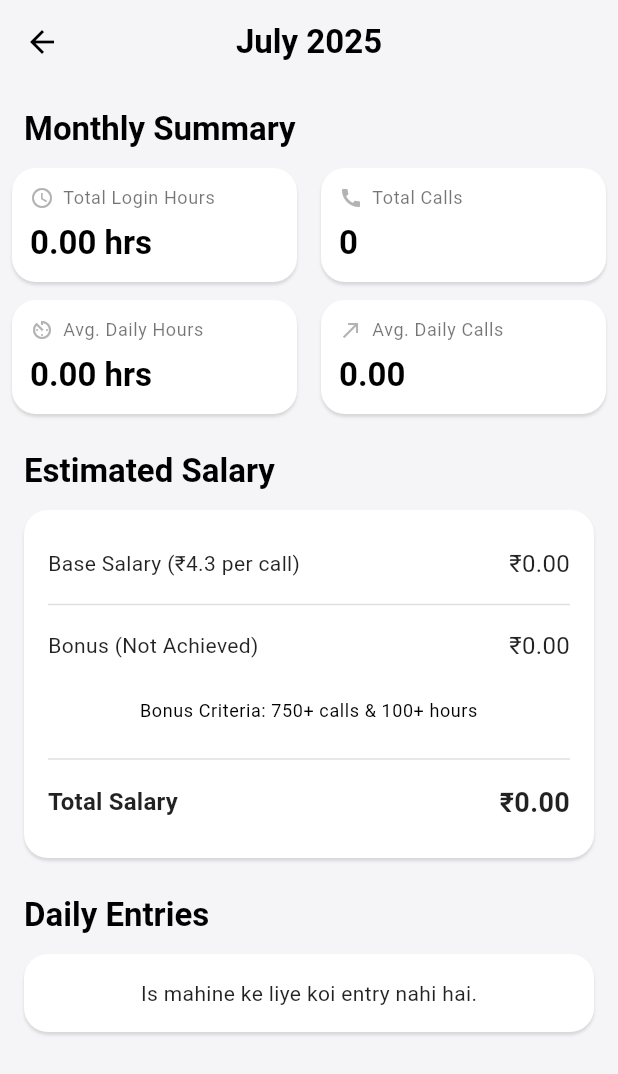
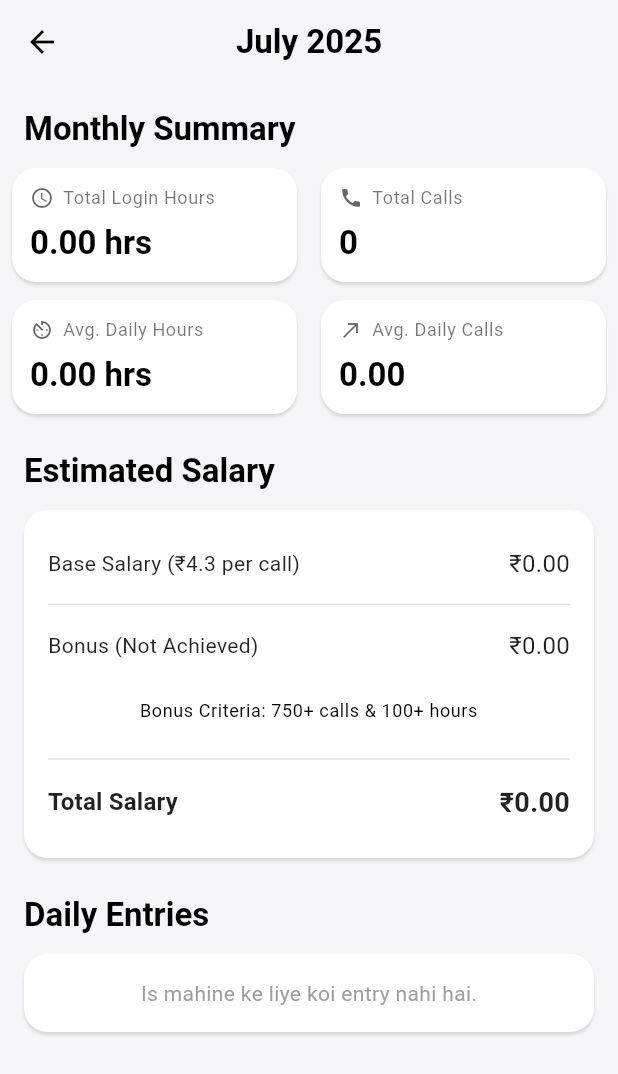
Before and after one commit to suvojit213/Dishtv-Agent-Trackerapp, a Flutter app: the screen it shows after launch, item 2 of the bottom bar chosen, on a phone screen of 412 x 824 dp. Shown: the top 1074 px of the screen. Run offline on Flutter 3.47's test engine with Material 3 defaults, Android fonts, the phone set to English and light mode, and no system bars; our stand-ins replace csv, equatable, fl_chart, flutter_bloc, pdf, percent_indicator and 4 more; accounts and stored records are empty.

Commit message:
feat: Ensure all UI elements adapt to theme changes

```diff
--- a/lib/presentation/common/widgets/custom_app_bar.dart
+++ b/lib/presentation/common/widgets/custom_app_bar.dart
@@ -20,10 +20,7 @@ class CustomAppBar extends StatelessWidget implements PreferredSizeWidget {
       leading: leading,
       title: Text(
         title,
-        style: const TextStyle(
-          fontWeight: FontWeight.w600,
         ),
-      ),
       centerTitle: true,
       elevation: 0,
       actions: actions,
--- a/lib/presentation/features/dashboard/widgets/daily_entries_section.dart
+++ b/lib/presentation/features/dashboard/widgets/daily_entries_section.dart
@@ -27,7 +27,10 @@ class DailyEntriesSection extends StatelessWidget {
           if (entries.isEmpty)
             const CustomCard(
               child: Center(
-                child: Text('Is mahine ke liye koi entry nahi hai.'),
+                child: Text(
+                  'Is mahine ke liye koi entry nahi hai.',
+                  style: TextStyle(color: Colors.grey), // Use a theme-aware color if possible
+                ),
               ),
             )
           else
--- a/lib/presentation/features/dashboard/widgets/summary_section.dart
+++ b/lib/presentation/features/dashboard/widgets/summary_section.dart
@@ -94,7 +94,7 @@ class SummarySection extends StatelessWidget {
                 Icon(
                   icon,
                   size: 16,
-                  color: AppColors.textSecondary,
+                  color: Theme.of(context).colorScheme.onSurface.withOpacity(0.6),
                 ),
                 const SizedBox(width: 6),
                 Text(
```
Also changed, not shown: lib/presentation/features/dashboard/widgets/cq_performance_section.dart (+9 -9 lines), lib/presentation/features/dashboard/widgets/csat_performance_section.dart (+13 -13 lines), lib/presentation/features/dashboard/widgets/monthly_goals_section.dart (+13 -5 lines).
